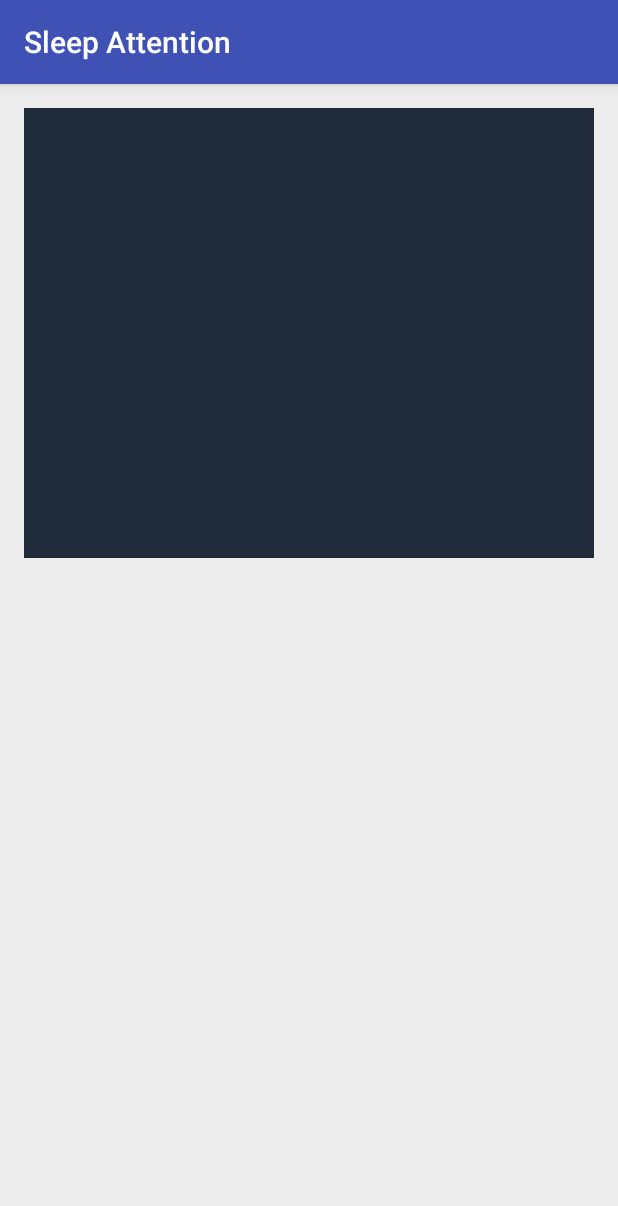
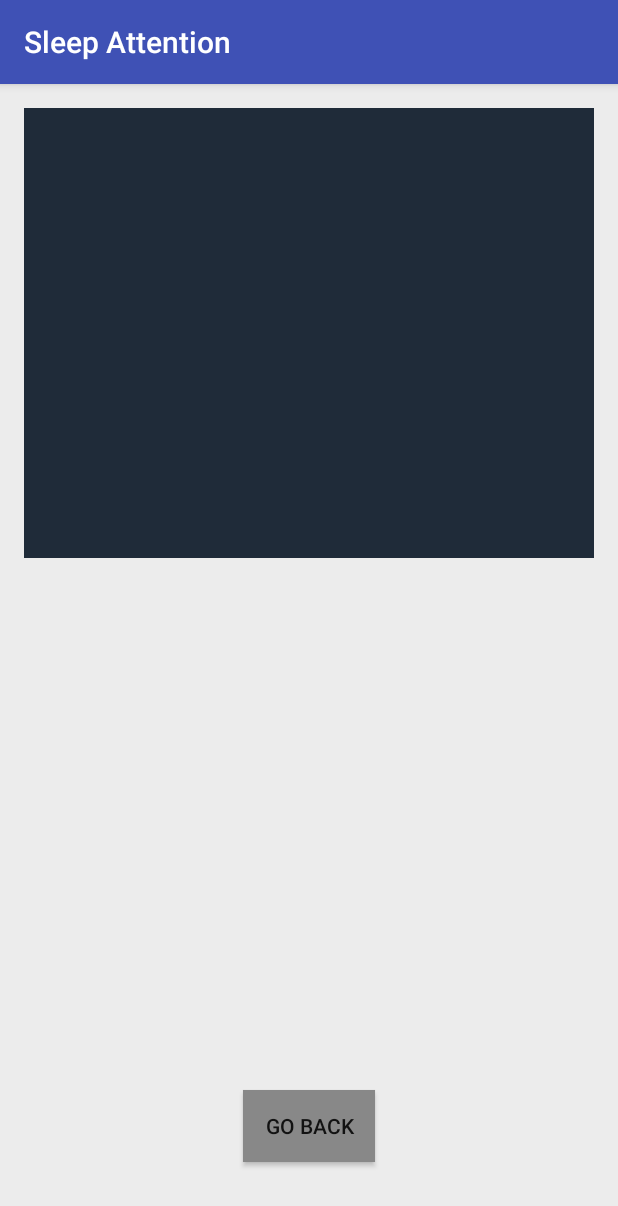
Before and after one commit to alexkahler/SleepAttention, an Android app: the AttentionActivity screen opened directly, with no data from a screen before it, after a tap on "START TEST", on a phone screen of 412 x 824 dp. Shown: the top 1206 px of the screen. Run offline under Robolectric (Android 15) with nearby library versions, the phone set to English and light mode, and no system bars; libraries missing offline, so code that uses them is left out: android.test.

Commit message:
User Feedback + Go Back

```diff
--- a/app/src/main/java/dk/aau/student/b211/sleepattention/AttentionActivity.java
+++ b/app/src/main/java/dk/aau/student/b211/sleepattention/AttentionActivity.java
@@ -1,5 +1,7 @@
 package dk.aau.student.b211.sleepattention;
 
+import android.content.Intent;
+import android.graphics.Color;
 import android.os.Handler;
 import android.os.SystemClock;
 import android.support.v7.app.AppCompatActivity;
@@ -17,7 +19,10 @@ import java.util.Timer;
 import java.util.TimerTask;
 
 /*
-TODO: Give user score feedback based on reaction time. Eg: "Great! Your average reaction time was 320ms!" and then give user button to Exit PVT activity.
+TODO: Give user score feedback based on reaction time. Eg: "Great! Your average reaction time was 320ms!"
+
+DONE:
+and then give user button to Exit PVT activity.
  */
 
 public class AttentionActivity extends AppCompatActivity {
@@ -50,12 +55,14 @@ public class AttentionActivity extends AppCompatActivity {
         imageButton.setVisibility(View.INVISIBLE);
         isActivated = false;
         isWaiting = false;
+        testRunning = false;
     }
 
 
     public void pvtGame() {
 
         if (!isActivated && !isWaiting) {
+            button.setText(R.string.attentionactivity_button_goback);
             isWaiting = true;
             currentTest++;
             delayedActivate();
@@ -65,7 +72,11 @@ public class AttentionActivity extends AppCompatActivity {
     public void startTest(View view) {
         if (!testRunning) {
             pvtGame();
-            button.setVisibility(View.INVISIBLE);
+            button.setBackgroundColor(Color.GRAY);
+            testRunning = true;
+        } else {
+            Intent i = new Intent(getApplicationContext(), HomeActivity.class);
+            startActivity(i);
         }
     }
 
@@ -93,9 +104,25 @@ public class AttentionActivity extends AppCompatActivity {
                 for (int i = 0; i < reactionTime.length; i++){
                     sum += reactionTime[i];
                 }
-                s = "Average Reaction Time: " + sum/reactionTime.length + "ms";
+                int averageReactionTime = ((int)sum/reactionTime.length);
+
+                // User Feedback on reaction time.
+                if (averageReactionTime < 200) {
+                    s = "Excellent job! Your average reaction time was " + averageReactionTime + "ms!";
+                } else if (averageReactionTime >= 200 && averageReactionTime < 300) {
+                    s = "Great job! Your average reaction time was " + averageReactionTime + "ms!";
+                } else if (averageReactionTime >= 300 && averageReactionTime < 400) {
+                    s = "Well done! Your average reaction time was " + averageReactionTime + "ms!";
+                } else if (averageReactionTime >= 400 && averageReactionTime < 500) {
+                    s = "You did okay. Your average reaction time was " + averageReactionTime + "ms!";
+                } else if (averageReactionTime >= 500) {
+                    s = "Are you sure you are getting enough sleep? Your average reaction time was " + averageReactionTime + "ms!";
+                }
+
                 textView.setText(s);
-                ar.insertRecord(0, new Date(), ((int)sum/reactionTime.length));
+                button.setBackgroundColor(Color.WHITE);
+                ar.insertRecord(0, new Date(), averageReactionTime);
+
             }
 
         }
--- a/app/src/main/res/layout/activity_attention.xml
+++ b/app/src/main/res/layout/activity_attention.xml
@@ -16,13 +16,13 @@
         android:layout_height="wrap_content"
         android:text="Start Test"
         android:id="@+id/attention_starttest_button"
-        android:layout_below="@+id/attention_testcontainer_frameLayout"
-        android:layout_centerHorizontal="true"
-        android:layout_marginTop="59dp"
         android:layout_gravity="center_horizontal|top"
         android:onClick="startTest"
         android:background="#ffffff"
-        android:visibility="visible" />
+        android:visibility="visible"
+        android:layout_alignParentBottom="true"
+        android:layout_centerHorizontal="true"
+        android:layout_marginBottom="33dp" />
 
     <FrameLayout
         android:layout_width="match_parent"
@@ -49,10 +49,12 @@
         android:layout_width="wrap_content"
         android:layout_height="wrap_content"
         android:textAppearance="?android:attr/textAppearanceLarge"
-        android:text="Large Text"
         android:id="@+id/textView"
-        android:layout_centerHorizontal="true"
-        android:layout_alignBottom="@+id/attention_starttest_button"
-        android:visibility="invisible" />
+        android:visibility="invisible"
+        android:layout_above="@+id/attention_starttest_button"
+        android:textAlignment="center"
+        android:layout_alignParentStart="true"
+        android:layout_alignParentEnd="true"
+        android:layout_below="@+id/attention_testcontainer_frameLayout" />
 
 </RelativeLayout>
--- a/app/src/main/res/values/strings.xml
+++ b/app/src/main/res/values/strings.xml
@@ -7,4 +7,7 @@
     <string name="home_sleep_button">Sleep</string>
     <string name="home_menu_settings">Settings</string>
     <string name="home_attention_button">Attention Test</string>
+
+    <string name="attentionactivity_button_goback">Go Back</string>
+
 </resources>
```
